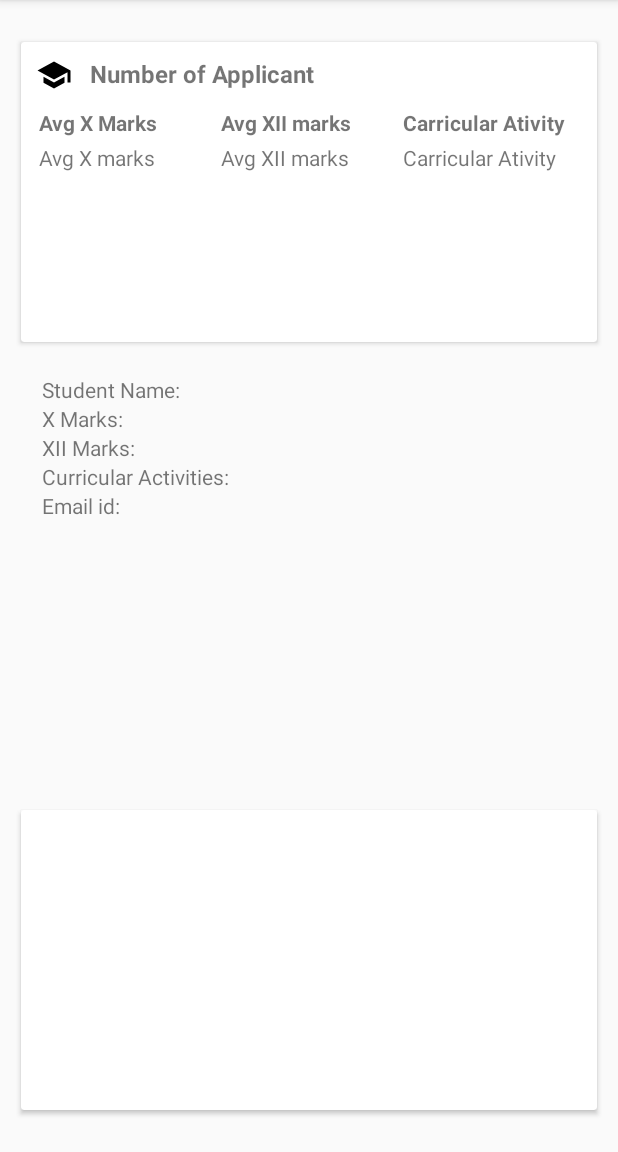
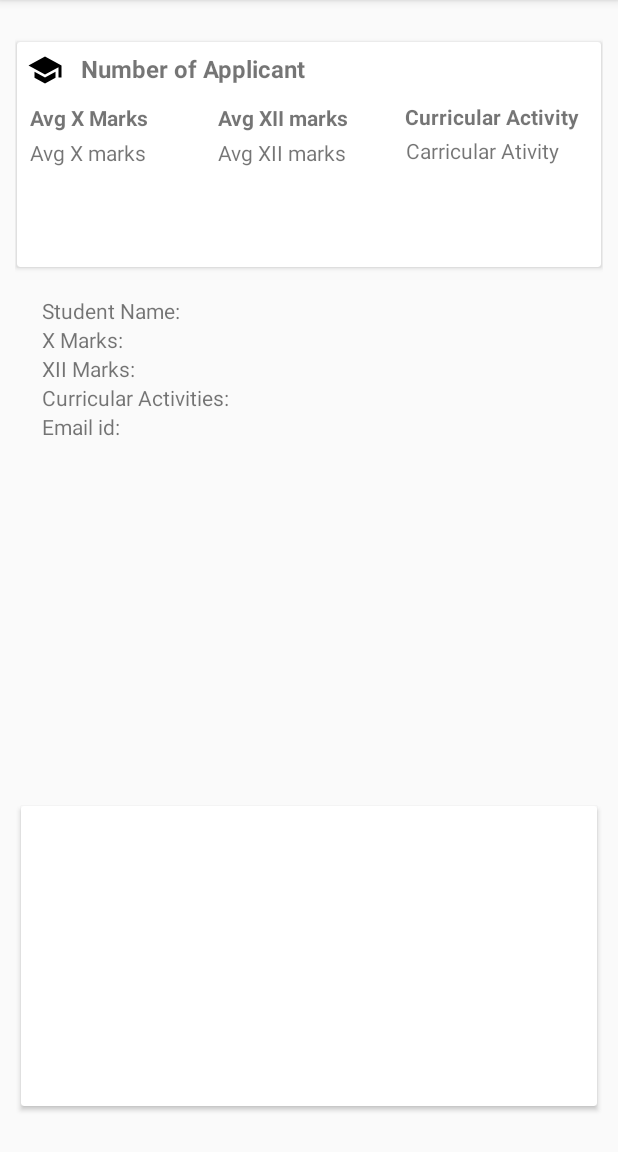
Before and after one commit to RohanDebnath/Pandas-Integration, an Android app: the screen it shows after launch (MainActivity), on a phone screen of 412 x 824 dp, the part 84-1236 px from its top. Run offline under Robolectric (Android 15) with nearby library versions, the phone set to English and light mode, and no system bars; libraries missing offline, so code that uses them is left out: com.chaquo.python; 17 statements that could not run were skipped.

Commit message:
Carricular Activities section added

```diff
--- a/app/src/main/java/com/example/pandasintegration/MainActivity.java
+++ b/app/src/main/java/com/example/pandasintegration/MainActivity.java
@@ -61,12 +61,17 @@ public class MainActivity extends AppCompatActivity {
         //Making the Avg of class 10 and 12
         TextView classXavg=findViewById(R.id.textview_Xmarks);
         TextView classXIIavg=findViewById(R.id.textview_XIImarks);
+        TextView carricular_activities=findViewById(R.id.textview_CarricularActivity);
 
         PyObject Xavg=pyobj.callAttr("class10_avg");
         classXavg.setText(Xavg.toString());
 
         PyObject XIIavg=pyobj.callAttr("class12_avg");
         classXIIavg.setText(XIIavg.toString());
+
+        PyObject Carricular_Activities =pyobj.callAttr("Carricular_activities");
+        carricular_activities.setText(Carricular_Activities.toString());
+
     }
 
     private void showComparison(int position) {
--- a/app/src/main/res/layout/activity_main.xml
+++ b/app/src/main/res/layout/activity_main.xml
@@ -12,17 +12,17 @@
     android:layout_gravity="center">
 <androidx.cardview.widget.CardView
     android:layout_width="match_parent"
-    android:layout_height="200dp"
+    android:layout_height="150dp"
     android:padding="8dp"
-    android:layout_margin="4dp"
+    android:layout_margin="1dp"
     android:elevation="134dp"
     android:outlineAmbientShadowColor="@color/black">
     <LinearLayout
         android:layout_width="match_parent"
         android:layout_height="match_parent"
         android:orientation="vertical"
-        android:padding="4dp"
-        android:layout_margin="2dp">
+        android:padding="1dp"
+        android:layout_margin="1dp">
         <TextView
             android:id="@+id/textview"
             android:drawableLeft="@drawable/baseline_school_24"
@@ -90,10 +90,10 @@
                 <TextView
                     android:layout_width="wrap_content"
                     android:layout_height="wrap_content"
-                    android:text="Carricular Ativity"
+                    android:text="Curricular Activity"
                     android:textSize="14dp"
                     android:textStyle="bold"
-                    android:padding="2dp"
+                    android:padding="1dp"
                     android:layout_weight="1"
                     />
                 <TextView
@@ -115,7 +115,7 @@
 
     <androidx.core.widget.NestedScrollView
         android:layout_width="match_parent"
-        android:layout_height="300dp"
+        android:layout_height="350dp"
         android:padding="4dp"
         android:layout_margin="2dp">
         <androidx.recyclerview.widget.RecyclerView
```
Also changed, not shown: 1 other file.
